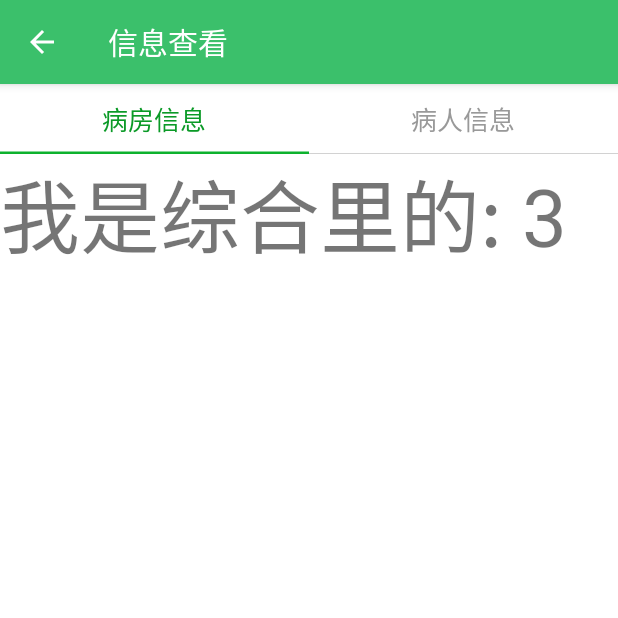
After one commit to KidSea/MedicalAssistan, an Android app: the InformationDetailActivity screen opened directly, with no data from a screen before it, on a phone screen of 412 x 824 dp, the top half of it. The commit adds this screen. Run offline under Robolectric (Android 15) with nearby library versions, the phone set to English and light mode, and no system bars; our stand-ins replace CircleImageView.

Commit message:
commit 10

```diff
--- a/app/src/main/java/com/example/yuxuehai/medicalassistan/base/BaseFragment.java
+++ b/app/src/main/java/com/example/yuxuehai/medicalassistan/base/BaseFragment.java
@@ -29,7 +29,10 @@ public abstract class BaseFragment extends Fragment{
     @Override
     public void onCreate(@Nullable Bundle savedInstanceState) {
         super.onCreate(savedInstanceState);
-        mActivity = (MainActivity)getActivity();
+        if(getActivity() instanceof MainActivity){
+            mActivity = (MainActivity)getActivity();
+        }
+
     }
 
     @Nullable
--- a/app/src/main/java/com/example/yuxuehai/medicalassistan/fragment/BaseViewPagerframent.java
+++ b/app/src/main/java/com/example/yuxuehai/medicalassistan/fragment/BaseViewPagerframent.java
@@ -22,6 +22,7 @@ public abstract class BaseViewPagerframent extends BaseFragment {
     protected ViewPager mViewPager; // 展示内容用的滚动布局ViewPager
     protected ViewPageFragmentAdapter mTabsAdapter; // 封装了数据集合的ViewPager适配器
     protected EmptyLayout mEmptyLayout;// 布局加载异常时, 显示的空布局.
+
 
     @Override
     protected View createView(LayoutInflater inflater, ViewGroup container, Bundle savedInstanceState) {
--- /dev/null
+++ b/app/src/main/java/com/example/yuxuehai/medicalassistan/fragment/InformationFragment.java
@@ -0,0 +1,59 @@
+package com.example.yuxuehai.medicalassistan.fragment;
+
+import android.os.Bundle;
+import android.support.v4.view.ViewPager;
+
+import com.example.yuxuehai.medicalassistan.R;
+import com.example.yuxuehai.medicalassistan.adapter.ViewPageFragmentAdapter;
+import com.example.yuxuehai.medicalassistan.utlis.Constants;
+import com.example.yuxuehai.medicalassistan.utlis.UIUtils;
+
+/**
+ * Created by yuxuehai on 17-2-23.
+ */
+
+public class InformationFragment extends BaseViewPagerframent {
+
+
+    @Override
+    protected void addPagetoAdapter(ViewPageFragmentAdapter fragmentAdapter) {
+        String[] titles = UIUtils.getStringArray(R.array.info_viewpage_arrays);
+
+        // 紧急消息
+        fragmentAdapter.addTab(titles[0], Constants.PATIENT_INFO, DefaultFragment.class,
+                getBundle(3));
+        // 普通消息
+        fragmentAdapter.addTab(titles[1], Constants.WARD_INFO, DefaultFragment.class,
+                getBundle(4));
+
+    }
+
+
+    @Override
+    protected void setScreenPageLimit(ViewPager mViewPager) {
+        // TODO Auto-generated method stub
+        mViewPager.setOffscreenPageLimit(3);
+    }
+
+    private Bundle getBundle(int newType) {
+        Bundle bundle = new Bundle();
+        //bundle.putInt(BaseListFragment.BUNDLE_KEY_CATALOG, newType);
+        bundle.putString("key", "我是综合里的: " + newType);
+        return bundle;
+    }
+
+    /**
+     * 基类会根据不同的catalog展示相应的数据
+     *
+     * @param catalog
+     *            要显示的数据类别
+     * @return
+     */
+    private Bundle getBundle(String catalog) {
+        Bundle bundle = new Bundle();
+        // bundle.putString(BlogFragment.BUNDLE_BLOG_TYPE, catalog);
+        bundle.putString("key", "我是综合里的: " + catalog);
+        return bundle;
+    }
+
+}
--- a/app/src/main/java/com/example/yuxuehai/medicalassistan/presenter/impl/HomePresenterDaoImpl.java
+++ b/app/src/main/java/com/example/yuxuehai/medicalassistan/presenter/impl/HomePresenterDaoImpl.java
@@ -9,6 +9,8 @@ import com.example.yuxuehai.medicalassistan.R;
 import com.example.yuxuehai.medicalassistan.base.BasePresenter;
 import com.example.yuxuehai.medicalassistan.bean.ItemData;
 import com.example.yuxuehai.medicalassistan.presenter.HomePresenterDao;
+import com.example.yuxuehai.medicalassistan.ui.DailycareDetailActivity;
+import com.example.yuxuehai.medicalassistan.ui.InformationDetailActivity;
 import com.example.yuxuehai.medicalassistan.utlis.UIUtils;
 import com.example.yuxuehai.medicalassistan.view.HomeView;
 
@@ -77,10 +79,10 @@ public class HomePresenterDaoImpl extends BasePresenter implements HomePresenter
 
         switch (position){
             case 0:
-                mHomeView.showClick(position);
+                mHomeView.jumptoActivity(InformationDetailActivity.class);
                 break;
             case 1:
-                mHomeView.showClick(position);
+                mHomeView.jumptoActivity(DailycareDetailActivity.class);
                 break;
             case 2:
                 mHomeView.showClick(position);
--- /dev/null
+++ b/app/src/main/java/com/example/yuxuehai/medicalassistan/ui/InformationDetailActivity.java
@@ -0,0 +1,47 @@
+package com.example.yuxuehai.medicalassistan.ui;
+
+import android.support.v7.app.ActionBar;
+import android.support.v7.widget.Toolbar;
+
+import com.example.yuxuehai.medicalassistan.R;
+import com.example.yuxuehai.medicalassistan.base.BaseActivity;
+
+/**
+ * Created by yuxuehai on 17-2-23.
+ */
+
+public class InformationDetailActivity extends BaseActivity {
+
+
+    private Toolbar mToolbar;
+
+    @Override
+    protected int getContentLayoutId() {
+        return R.layout.activity_infomation;
+    }
+
+    @Override
+    protected void setupActionBar() {
+        super.setupActionBar();
+        setSupportActionBar(mToolbar);
+        ActionBar actionBar = getSupportActionBar();
+        actionBar.setDisplayHomeAsUpEnabled(true);
+        // 设置返回按钮可以点击
+        actionBar.setHomeButtonEnabled(true);
+        actionBar.setTitle(R.string.str_info);
+    }
+
+
+    @Override
+    protected void initView() {
+        mToolbar = (Toolbar) findViewById(R.id.tb_mytb);
+
+    }
+
+
+    @Override
+    protected void initData() {
+    }
+
+
+}
--- a/app/src/main/java/com/example/yuxuehai/medicalassistan/utlis/Constants.java
+++ b/app/src/main/java/com/example/yuxuehai/medicalassistan/utlis/Constants.java
@@ -10,4 +10,7 @@ public class Constants {
 
     public final static String ENGENCY_MES = "engency_mes";
     public final static String NORMAL_MES = "normal_mes";
+
+    public final static String PATIENT_INFO = "patient_info";
+    public final static String WARD_INFO = "ward_info";
 }
--- a/app/src/main/java/com/example/yuxuehai/medicalassistan/view/HomeView.java
+++ b/app/src/main/java/com/example/yuxuehai/medicalassistan/view/HomeView.java
@@ -12,4 +12,6 @@ public interface HomeView {
 
     public void startAd(ArrayList<View> allListView);
     public void showClick(int position);
+
+    public void jumptoActivity(Class clazz);
 }
--- /dev/null
+++ b/app/src/main/res/layout/activity_infomation.xml
@@ -0,0 +1,35 @@
+<?xml version="1.0" encoding="utf-8"?>
+<LinearLayout xmlns:android="http://schemas.android.com/apk/res/android"
+             xmlns:app="http://schemas.android.com/apk/res-auto"
+              android:orientation="vertical"
+             android:layout_width="match_parent"
+             android:layout_height="match_parent">
+
+    <android.support.design.widget.AppBarLayout
+        android:layout_width="match_parent"
+        android:layout_height="wrap_content">
+
+        <android.support.v7.widget.Toolbar
+            android:id="@+id/tb_mytb"
+            app:popupTheme="@style/AppTheme_PopupMenu"
+            android:layout_width="match_parent"
+            android:layout_height="?attr/actionBarSize"
+            android:background="?attr/colorPrimary">
+
+        </android.support.v7.widget.Toolbar>
+    </android.support.design.widget.AppBarLayout>
+
+
+    <!--<TextView-->
+        <!--android:layout_gravity="center"-->
+        <!--android:layout_width="wrap_content"-->
+        <!--android:layout_height="wrap_content"-->
+        <!--android:text="@string/app_name"-->
+    <!--/>-->
+    <fragment
+    android:id="@+id/fragment_info"
+    android:name="com.example.yuxuehai.medicalassistan.fragment.InformationFragment"
+    android:layout_width="match_parent"
+    android:layout_height="match_parent"/>
+
+</LinearLayout>
--- a/app/src/main/res/values/arrays.xml
+++ b/app/src/main/res/values/arrays.xml
@@ -3,7 +3,7 @@
 
 
     <string-array name="home_title_arrays">
-        <item>信息管理</item>
+        <item>信息查看</item>
         <item>日常护理</item>
         <item>体检评测</item>
         <item>健康档案</item>
@@ -16,6 +16,11 @@
     <string-array name="mes_viewpage_arrays">
         <item>紧急消息</item>
         <item>普通消息</item>
+    </string-array>
+
+    <string-array name="info_viewpage_arrays">
+        <item>病房信息</item>
+        <item>病人信息</item>
     </string-array>
 
 
--- a/app/src/main/res/values/strings.xml
+++ b/app/src/main/res/values/strings.xml
@@ -3,6 +3,7 @@
 
 
     <string name="actionbar_title_search">搜索</string>
+    <string name="actionbar_title_add">添加</string>
 
     <string name="btn_entry">立即体验</string>
 
@@ -35,6 +36,9 @@
     <string name="str_topnews">头条资讯</string>
     <string name="str_mallrec">商城推荐</string>
     <string name="str_more">更多</string>
+    <string name="str_info">信息查看</string>
+    <string name="str_daily">日常护理</string>
+
 
     <!-- explore menu -->
     <string name="active">护士圈</string>
```
Also changed, not shown: app/src/main/AndroidManifest.xml (+14 -7 lines), app/src/main/java/com/example/yuxuehai/medicalassistan/fragment/HomeFragment.java (+10 -0 lines), app/src/main/java/com/example/yuxuehai/medicalassistan/ui/DailycareDetailActivity.java (added, +65 -0 lines), app/src/main/res/drawable/ic_add_black_24dp.xml (added, +9 -0 lines), app/src/main/res/layout/activity_dailycare.xml (added, +24 -0 lines), app/src/main/res/layout/fragment_layout_home.xml (+5 -5 lines), app/src/main/res/menu/dailycare_activity_menu.xml (added, +31 -0 lines).
